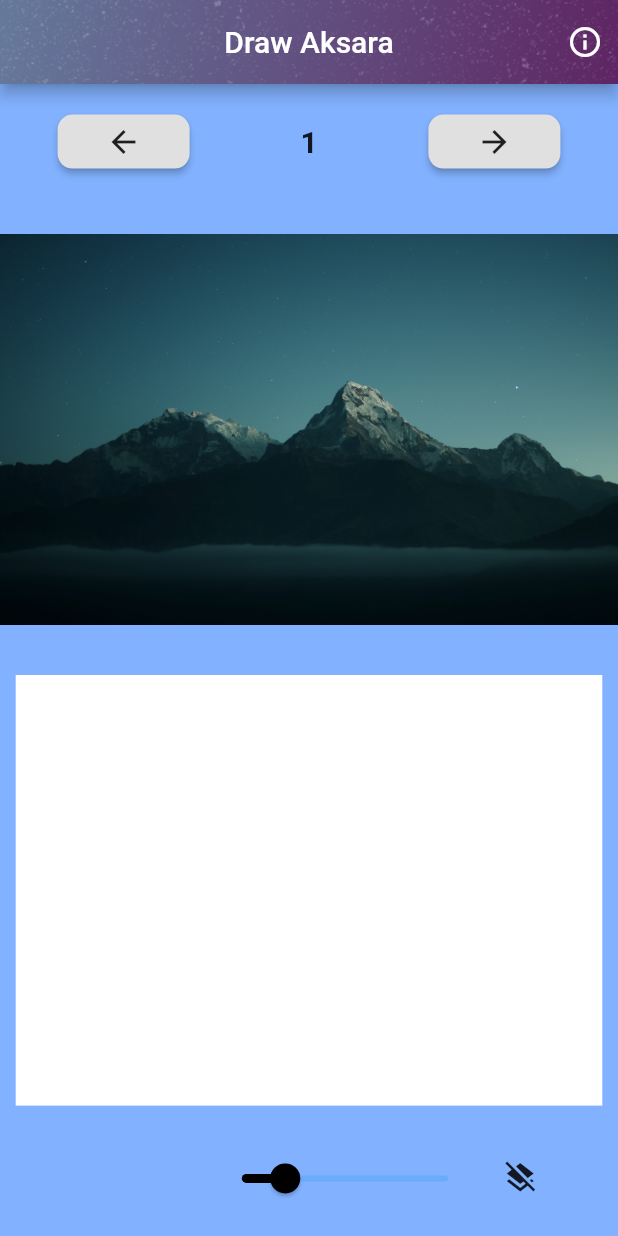
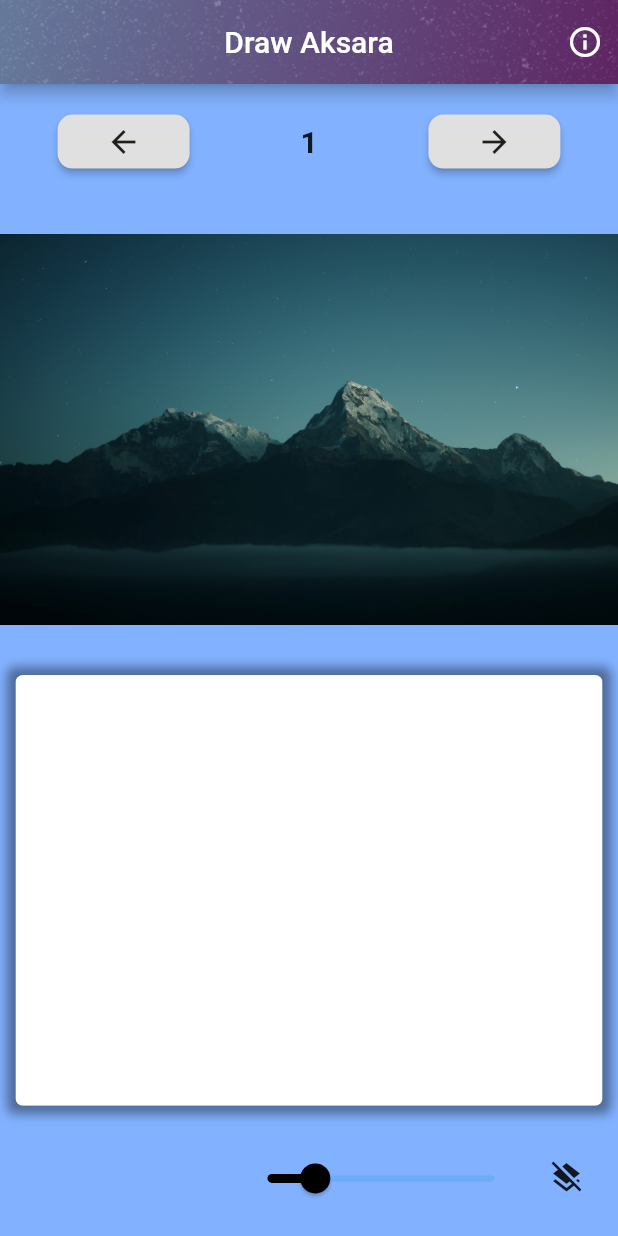
Before and after one commit to NaufalRizqullah/draw_aksara, a Flutter app: the screen it shows after launch, on a phone screen of 412 x 824 dp. Run offline on Flutter 3.47's test engine with Material 2 defaults, Android fonts, the phone set to English and light mode, and no system bars; drawn by our look-alikes of carousel_slider; our stand-ins replace flutter_colorpicker.

Commit message:
[release-v.0.1] changge a little bit controller

```diff
--- a/lib/page/homepage.dart
+++ b/lib/page/homepage.dart
@@ -219,6 +219,15 @@ class _HomePageState extends State<HomePage> {
               fit: FlexFit.tight,
               child: Container(
                 width: width * 0.95,
+                decoration: BoxDecoration(
+                  borderRadius: BorderRadius.all(Radius.circular(5.0)),
+                    boxShadow: [
+                      BoxShadow(
+                        color: Colors.black.withOpacity(0.4),
+                        blurRadius: 5.0,
+                        spreadRadius: 5.0,
+                      ),
+                    ]),
                 margin: EdgeInsets.only(top: 10, bottom: 10),
                 child: GestureDetector(
                   onPanDown: (details) {
@@ -239,6 +248,7 @@ class _HomePageState extends State<HomePage> {
                     });
                   },
                   child: ClipRRect(
+                    borderRadius: BorderRadius.all(Radius.circular(5.0)),
                     child: CustomPaint(
                       painter: MyCustomPainter(
                           points: points,
@@ -256,11 +266,17 @@ class _HomePageState extends State<HomePage> {
                 margin: EdgeInsets.only(top: 10, bottom: 10),
                 decoration: BoxDecoration(
                   color: Colors.white,
-                  borderRadius: BorderRadius.all(Radius.circular(20.0)),
+                  borderRadius: BorderRadius.all(Radius.circular(5.0)),
                 ),
-                width: width * 0.80,
+                width: width * 0.95,
                 child: Row(
                   children: [
+                    IconButton(
+                      icon: Icon(
+                        Icons.cloud_download_outlined
+                      ),
+                      onPressed: () {},
+                    ),
                     IconButton(
                       icon: Icon(
                         Icons.save,
```
